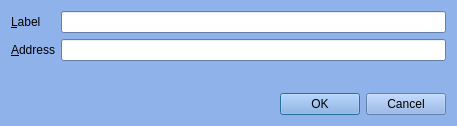
Old version of the form src/qt/forms/editaddressdialog.ui in the repository BlueSteelCoin/bluesteel.
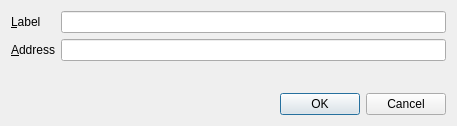
New version of the form.

Patch:
```diff
--- a/src/qt/forms/editaddressdialog.ui
+++ b/src/qt/forms/editaddressdialog.ui
@@ -10,421 +10,6 @@
     <height>126</height>
    </rect>
   </property>
-  <property name="palette">
-   <palette>
-    <active>
-     <colorrole role="WindowText">
-      <brush brushstyle="SolidPattern">
-       <color alpha="255">
-        <red>0</red>
-        <green>0</green>
-        <blue>0</blue>
-       </color>
-      </brush>
-     </colorrole>
-     <colorrole role="Button">
-      <brush brushstyle="SolidPattern">
-       <color alpha="238">
-        <red>135</red>
-        <green>173</green>
-        <blue>232</blue>
-       </color>
-      </brush>
-     </colorrole>
-     <colorrole role="Light">
-      <brush brushstyle="SolidPattern">
-       <color alpha="238">
-        <red>241</red>
-        <green>247</green>
-        <blue>255</blue>
-       </color>
-      </brush>
-     </colorrole>
-     <colorrole role="Midlight">
-      <brush brushstyle="SolidPattern">
-       <color alpha="238">
-        <red>188</red>
-        <green>210</green>
-        <blue>243</blue>
-       </color>
-      </brush>
-     </colorrole>
-     <colorrole role="Dark">
-      <brush brushstyle="SolidPattern">
-       <color alpha="238">
-        <red>67</red>
-        <green>86</green>
-        <blue>116</blue>
-       </color>
-      </brush>
-     </colorrole>
-     <colorrole role="Mid">
-      <brush brushstyle="SolidPattern">
-       <color alpha="238">
-        <red>90</red>
-        <green>115</green>
-        <blue>154</blue>
-       </color>
-      </brush>
-     </colorrole>
-     <colorrole role="Text">
-      <brush brushstyle="SolidPattern">
-       <color alpha="255">
-        <red>0</red>
-        <green>0</green>
-        <blue>0</blue>
-       </color>
-      </brush>
-     </colorrole>
-     <colorrole role="BrightText">
-      <brush brushstyle="SolidPattern">
-       <color alpha="255">
-        <red>255</red>
-        <green>255</green>
-        <blue>255</blue>
-       </color>
-      </brush>
-     </colorrole>
-     <colorrole role="ButtonText">
-      <brush brushstyle="SolidPattern">
-       <color alpha="255">
-        <red>0</red>
-        <green>0</green>
-        <blue>0</blue>
-       </color>
-      </brush>
-     </colorrole>
-     <colorrole role="Base">
-      <brush brushstyle="SolidPattern">
-       <color alpha="255">
-        <red>255</red>
-        <green>255</green>
-        <blue>255</blue>
-       </color>
-      </brush>
-     </colorrole>
-     <colorrole role="Window">
-      <brush brushstyle="SolidPattern">
-       <color alpha="238">
-        <red>135</red>
-        <green>173</green>
-        <blue>232</blue>
-       </color>
-      </brush>
-     </colorrole>
-     <colorrole role="Shadow">
-      <brush brushstyle="SolidPattern">
-       <color alpha="255">
-        <red>0</red>
-        <green>0</green>
-        <blue>0</blue>
-       </color>
-      </brush>
-     </colorrole>
-     <colorrole role="AlternateBase">
-      <brush brushstyle="SolidPattern">
-       <color alpha="246">
-        <red>195</red>
-        <green>214</green>
-        <blue>243</blue>
-       </color>
-      </brush>
-     </colorrole>
-     <colorrole role="ToolTipBase">
-      <brush brushstyle="SolidPattern">
-       <color alpha="255">
-        <red>255</red>
-        <green>255</green>
-        <blue>220</blue>
-       </color>
-      </brush>
-     </colorrole>
-     <colorrole role="ToolTipText">
-      <brush brushstyle="SolidPattern">
-       <color alpha="255">
-        <red>0</red>
-        <green>0</green>
-        <blue>0</blue>
-       </color>
-      </brush>
-     </colorrole>
-    </active>
-    <inactive>
-     <colorrole role="WindowText">
-      <brush brushstyle="SolidPattern">
-       <color alpha="255">
-        <red>0</red>
-        <green>0</green>
-        <blue>0</blue>
-       </color>
-      </brush>
-     </colorrole>
-     <colorrole role="Button">
-      <brush brushstyle="SolidPattern">
-       <color alpha="238">
-        <red>135</red>
-        <green>173</green>
-        <blue>232</blue>
-       </color>
-      </brush>
-     </colorrole>
-     <colorrole role="Light">
-      <brush brushstyle="SolidPattern">
-       <color alpha="238">
-        <red>241</red>
-        <green>247</green>
-        <blue>255</blue>
-       </color>
-      </brush>
-     </colorrole>
-     <colorrole role="Midlight">
-      <brush brushstyle="SolidPattern">
-       <color alpha="238">
-        <red>188</red>
-        <green>210</green>
-        <blue>243</blue>
-       </color>
-      </brush>
-     </colorrole>
-     <colorrole role="Dark">
-      <brush brushstyle="SolidPattern">
-       <color alpha="238">
-        <red>67</red>
-        <green>86</green>
-        <blue>116</blue>
-       </color>
-      </brush>
-     </colorrole>
-     <colorrole role="Mid">
-      <brush brushstyle="SolidPattern">
-       <color alpha="238">
-        <red>90</red>
-        <green>115</green>
-        <blue>154</blue>
-       </color>
-      </brush>
-     </colorrole>
-     <colorrole role="Text">
-      <brush brushstyle="SolidPattern">
-       <color alpha="255">
-        <red>0</red>
-        <green>0</green>
-        <blue>0</blue>
-       </color>
-      </brush>
-     </colorrole>
-     <colorrole role="BrightText">
-      <brush brushstyle="SolidPattern">
-       <color alpha="255">
-        <red>255</red>
-        <green>255</green>
-        <blue>255</blue>
-       </color>
-      </brush>
-     </colorrole>
-     <colorrole role="ButtonText">
-      <brush brushstyle="SolidPattern">
-       <color alpha="255">
-        <red>0</red>
-        <green>0</green>
-        <blue>0</blue>
-       </color>
-      </brush>
-     </colorrole>
-     <colorrole role="Base">
-      <brush brushstyle="SolidPattern">
-       <color alpha="255">
-        <red>255</red>
-        <green>255</green>
-        <blue>255</blue>
-       </color>
-      </brush>
-     </colorrole>
-     <colorrole role="Window">
-      <brush brushstyle="SolidPattern">
-       <color alpha="238">
-        <red>135</red>
-        <green>173</green>
-        <blue>232</blue>
-       </color>
-      </brush>
-     </colorrole>
-     <colorrole role="Shadow">
-      <brush brushstyle="SolidPattern">
-       <color alpha="255">
-        <red>0</red>
-        <green>0</green>
-        <blue>0</blue>
-       </color>
-      </brush>
-     </colorrole>
-     <colorrole role="AlternateBase">
-      <brush brushstyle="SolidPattern">
-       <color alpha="246">
-        <red>195</red>
-        <green>214</green>
-        <blue>243</blue>
-       </color>
-      </brush>
-     </colorrole>
-     <colorrole role="ToolTipBase">
-      <brush brushstyle="SolidPattern">
-       <color alpha="255">
-        <red>255</red>
-        <green>255</green>
-        <blue>220</blue>
-       </color>
-      </brush>
-     </colorrole>
-     <colorrole role="ToolTipText">
-      <brush brushstyle="SolidPattern">
-       <color alpha="255">
-        <red>0</red>
-        <green>0</green>
-        <blue>0</blue>
-       </color>
-      </brush>
-     </colorrole>
-    </inactive>
-    <disabled>
-     <colorrole role="WindowText">
-      <brush brushstyle="SolidPattern">
-       <color alpha="238">
-        <red>67</red>
-        <green>86</green>
-        <blue>116</blue>
-       </color>
-      </brush>
-     </colorrole>
-     <colorrole role="Button">
-      <brush brushstyle="SolidPattern">
-       <color alpha="238">
-        <red>135</red>
-        <green>173</green>
-        <blue>232</blue>
-       </color>
-      </brush>
-     </colorrole>
-     <colorrole role="Light">
-      <brush brushstyle="SolidPattern">
-       <color alpha="238">
-        <red>241</red>
-        <green>247</green>
-        <blue>255</blue>
-       </color>
-      </brush>
-     </colorrole>
-     <colorrole role="Midlight">
-      <brush brushstyle="SolidPattern">
-       <color alpha="238">
-        <red>188</red>
-        <green>210</green>
-        <blue>243</blue>
-       </color>
-      </brush>
-     </colorrole>
-     <colorrole role="Dark">
-      <brush brushstyle="SolidPattern">
-       <color alpha="238">
-        <red>67</red>
-        <green>86</green>
-        <blue>116</blue>
-       </color>
-      </brush>
-     </colorrole>
-     <colorrole role="Mid">
-      <brush brushstyle="SolidPattern">
-       <color alpha="238">
-        <red>90</red>
-        <green>115</green>
-        <blue>154</blue>
-       </color>
-      </brush>
-     </colorrole>
-     <colorrole role="Text">
-      <brush brushstyle="SolidPattern">
-       <color alpha="238">
-        <red>67</red>
-        <green>86</green>
-        <blue>116</blue>
-       </color>
-      </brush>
-     </colorrole>
-     <colorrole role="BrightText">
-      <brush brushstyle="SolidPattern">
-       <color alpha="255">
-        <red>255</red>
-        <green>255</green>
-        <blue>255</blue>
-       </color>
-      </brush>
-     </colorrole>
-     <colorrole role="ButtonText">
-      <brush brushstyle="SolidPattern">
-       <color alpha="238">
-        <red>67</red>
-        <green>86</green>
-        <blue>116</blue>
-       </color>
-      </brush>
-     </colorrole>
-     <colorrole role="Base">
-      <brush brushstyle="SolidPattern">
-       <color alpha="238">
-        <red>135</red>
-        <green>173</green>
-        <blue>232</blue>
-       </color>
-      </brush>
-     </colorrole>
-     <colorrole role="Window">
-      <brush brushstyle="SolidPattern">
-       <color alpha="238">
-        <red>135</red>
-        <green>173</green>
-        <blue>232</blue>
-       </color>
-      </brush>
-     </colorrole>
-     <colorrole role="Shadow">
-      <brush brushstyle="SolidPattern">
-       <color alpha="255">
-        <red>0</red>
-        <green>0</green>
-        <blue>0</blue>
-       </color>
-      </brush>
-     </colorrole>
-     <colorrole role="AlternateBase">
-      <brush brushstyle="SolidPattern">
-       <color alpha="238">
-        <red>135</red>
-        <green>173</green>
-        <blue>232</blue>
-       </color>
-      </brush>
-     </colorrole>
-     <colorrole role="ToolTipBase">
-      <brush brushstyle="SolidPattern">
-       <color alpha="255">
-        <red>255</red>
-        <green>255</green>
-        <blue>220</blue>
-       </color>
-      </brush>
-     </colorrole>
-     <colorrole role="ToolTipText">
-      <brush brushstyle="SolidPattern">
-       <color alpha="255">
-        <red>0</red>
-        <green>0</green>
-        <blue>0</blue>
-       </color>
-      </brush>
-     </colorrole>
-    </disabled>
-   </palette>
-  </property>
   <property name="windowTitle">
    <string>Edit Address</string>
   </property>
```
